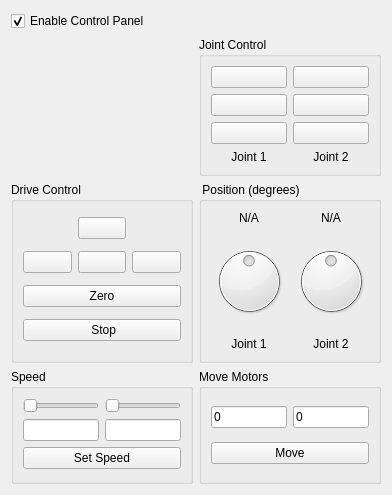
Old version of the form controlpanel.ui in the repository Barobo/QtBaroboLink.
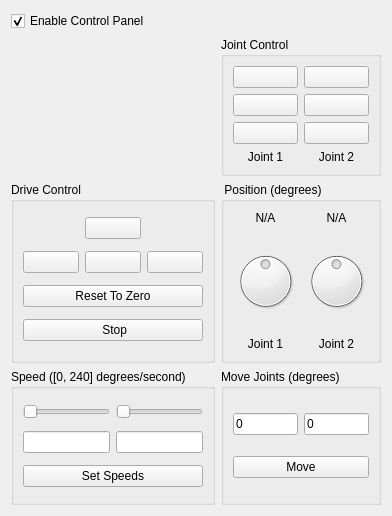
New version of the form. Icons and pictures are not drawn.

Commit message: Changed some text on control panel

The edit to the form file:
```diff
--- a/controlpanel.ui
+++ b/controlpanel.ui
@@ -7,7 +7,7 @@
     <x>0</x>
     <y>0</y>
     <width>392</width>
-    <height>495</height>
+    <height>516</height>
    </rect>
   </property>
   <property name="windowTitle">
@@ -49,7 +49,7 @@
       <bool>true</bool>
      </property>
      <property name="title">
-      <string>Move Motors</string>
+      <string>Move Joints (degrees)</string>
      </property>
      <layout class="QGridLayout" name="gridLayout_4">
       <item row="0" column="0">
@@ -299,7 +299,7 @@
    <item row="3" column="0">
     <widget class="QGroupBox" name="groupBox_4">
      <property name="title">
-      <string>Speed</string>
+      <string>Speed ([0, 240] degrees/second)</string>
      </property>
      <layout class="QGridLayout" name="gridLayout_3">
       <item row="1" column="1">
@@ -325,7 +325,7 @@
       <item row="2" column="0" colspan="2">
        <widget class="QPushButton" name="pushButton_setSpeed">
         <property name="text">
-         <string>Set Speed</string>
+         <string>Set Speeds</string>
         </property>
        </widget>
       </item>
@@ -392,7 +392,7 @@
       <item row="2" column="0" colspan="3">
        <widget class="QPushButton" name="button_moveToZero">
         <property name="text">
-         <string>Zero</string>
+         <string>Reset To Zero</string>
         </property>
        </widget>
       </item>
```
